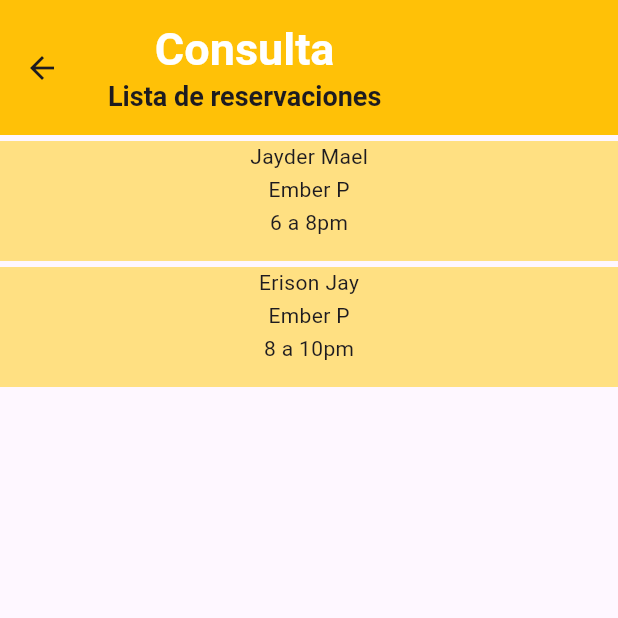
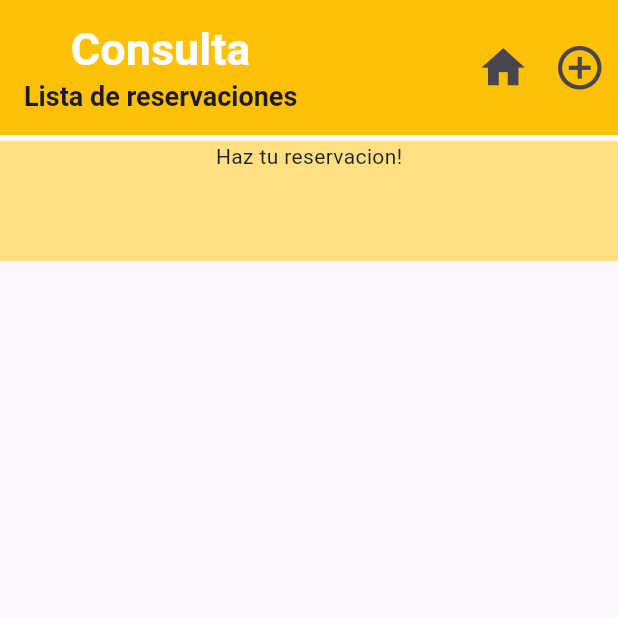
Before and after one commit to ErisonJays/restaurant_app, a Flutter app: the screen it shows after launch, after a tap on "Consultar", on a phone screen of 412 x 824 dp, the top half of it. Run offline on Flutter 3.47's test engine with Material 3 defaults, Android fonts, the phone set to English and light mode, and no system bars.

```diff
--- /dev/null
+++ b/lib/Screen/appbar/appbarconsulta.dart
@@ -0,0 +1,37 @@
+import 'package:flutter/material.dart';
+import 'package:restaurant_app/Screen/nuevaReserScreen.dart';
+
+import '../homescreen.dart';
+
+class AppBarConsulta extends StatelessWidget {
+  const AppBarConsulta({
+    super.key,
+  });
+
+  @override
+  Widget build(BuildContext context) {
+    return Row(
+      children: [
+        IconButton(
+          icon: const Icon(Icons.home,size: 35,),
+          tooltip: 'Ir a la pantalla principal',
+          onPressed: () {
+            Navigator.push(context, MaterialPageRoute(builder: (context)=>HomeScreen(),));
+          },
+
+        ),
+
+         IconButton(
+          icon: const Icon(Icons.add_circle_outline, size: 35,),
+          tooltip: 'Nueva Reservacion',
+          onPressed: () {
+            Navigator.push(context, MaterialPageRoute(builder: (context)=>NuevaReserScren(),));
+          },
+
+        ),
+
+
+      ],
+    );
+  }
+}
--- /dev/null
+++ b/lib/Screen/appbar/appbarhome.dart
@@ -0,0 +1,38 @@
+import 'package:flutter/material.dart';
+import 'package:restaurant_app/Screen/consultascreen.dart';
+
+import '../nuevaReserScreen.dart';
+
+
+class AppBarHome extends StatelessWidget {
+  const AppBarHome({
+    super.key,
+  });
+
+  @override
+  Widget build(BuildContext context) {
+    return Row(
+      children: [
+        IconButton(
+          icon: const Icon(Icons.add_circle_outline,size: 35,),
+          tooltip: 'Ir a la pantalla principal',
+          onPressed: () {
+            Navigator.push(context, MaterialPageRoute(builder: (context)=>NuevaReserScren(),));
+          },
+
+        ),
+
+         IconButton(
+          icon: const Icon(Icons.search, size: 35,),
+          tooltip: 'Nueva Reservacion',
+          onPressed: () {
+            Navigator.push(context, MaterialPageRoute(builder: (context)=>ConsultaScreen(),));
+          },
+
+        ),
+
+
+      ],
+    );
+  }
+}
--- a/lib/Screen/consultascreen.dart
+++ b/lib/Screen/consultascreen.dart
@@ -1,9 +1,13 @@
 import "package:flutter/material.dart";
+import "package:restaurant_app/Screen/emberscreen.dart";
+import "package:restaurant_app/Screen/nuevaReserScreen.dart";
 import "package:restaurant_app/data/data.dart";
 import "package:restaurant_app/estilos/estilos.dart";
 import "package:restaurant_app/widgets/listcardfeed.dart";
 
 import "../widgets/botonesprincipal.dart";
+import "appbar/appbarconsulta.dart";
+import "homescreen.dart";
 
 
 class ConsultaScreen extends StatelessWidget {
@@ -11,7 +15,7 @@ class ConsultaScreen extends StatelessWidget {
     super.key,
   });
 
-String restaurante = ember["restaurante"];
+//String restaurante = ember["restaurante"];
 int cantidadRegistro = ember.length;
 
   @override
@@ -22,15 +26,19 @@ int cantidadRegistro = ember.length;
     return Scaffold(
 
       appBar: AppBar(
+        automaticallyImplyLeading: false,
         title: const Column(
           children: [
             Text("Consulta", style: tituloStilos,),
              Text("Lista de reservaciones", style:parrafoStilos),
+
           ],
         ),
         backgroundColor: Colors.amber,
         toolbarHeight: 90,
-
+         actions: <Widget>[
+        AppBarConsulta(),
+      ],
 
       ),
 
--- a/lib/Screen/homescreen.dart
+++ b/lib/Screen/homescreen.dart
@@ -1,8 +1,11 @@
 
 import "package:flutter/material.dart";
+import "package:restaurant_app/Screen/consultascreen.dart";
 import "package:restaurant_app/estilos/estilos.dart";
 
 import "../widgets/botonesprincipal.dart";
+import "appbar/appbarhome.dart";
+import "nuevaReserScreen.dart";
 
 
 class HomeScreen extends StatelessWidget {
@@ -16,8 +19,12 @@ class HomeScreen extends StatelessWidget {
 
       appBar: AppBar(
         title: const Text("Senator App", style: tituloStilos,),
+         automaticallyImplyLeading: false, // eiminar botor por defecto de volver a pantalla
         backgroundColor: Colors.amber,
         toolbarHeight: 90,
+        actions: <Widget>[
+        AppBarHome(),
+      ],
 
 
       ),
--- a/lib/data/data.dart
+++ b/lib/data/data.dart
@@ -1,59 +1,43 @@
+
+
+//datos clientes
+
+List<Map<String, String>> ListCard = [{
+
+  "nombre":"Haz tu reservacion!",
+  "restaurante":"",
+  "horario" : "",
+
+},
+
+];
+
+//datos restaurantes
+
 Map<String, dynamic> ember = {
-"restaurante": "ember",
+"restaurante": "Ember",
 "tanda1" : 3,
 "tanda2" : 3,
 
 };
 
-const List<Map<String, String>> ListCard = [{
+Map<String, dynamic> zao = {
+"restaurante": "Zao",
+"tanda1" : 4,
+"tanda2" : 4,
 
-  "nombre":"Jayder Mael",
-  "restaurante":"Ember P",
-  "horario" : "6 a 8pm",
+};
 
-},
-{
-  "nombre":"Erison Jay",
-  "restaurante":"Ember P",
-   "horario" : "8 a 10pm"
-},
+Map<String, dynamic> grappa = {
+"restaurante": "Grappa",
+"tanda1" : 2,
+"tanda2" : 2,
 
+};
 
-];
+Map<String, dynamic> larimar = {
+"restaurante": "Larimar",
+"tanda1" : 3,
+"tanda2" : 3,
 
-
-// Map<String, dynamic> emberRegistro = {
-// "nombre": "jose",
-// "cantidad": 0,
-
-// };
-
-// Map<String, dynamic> zao =
-// {
-// "restaurante": "zao",
-// "tanda1": 4,
-// "tanda2":4
-// } ;
-
-// Map<String, dynamic> grappa =
-// {
-// "restaurante": "grappa",
-// "tanda1": 2,
-// "tanda2":2
-// };
-
-// Map<String, dynamic> larimar =
-// {
-// "restaurante": "larimar",
-// "tanda1": 3,
-// "tanda2":3
-// };
-
-
-
-
-
-// int embertanda1 = 3;
-// int embertanda2 = 3;
-
-// var nombrer = ember["nombre"];
+};
--- a/lib/main.dart
+++ b/lib/main.dart
@@ -1,5 +1,7 @@
 import 'package:flutter/material.dart';
-
+//import 'package:pdf/pdf.dart';
+//import 'package:pdf/widgets.dart' as pw;
+//import 'package:printing/printing.dart';
 import 'Screen/homescreen.dart';
 
 void main() {
@@ -13,8 +15,9 @@ class MainApp extends StatelessWidget {
   @override
   Widget build(BuildContext context) {
 
+
     return const MaterialApp(
-
+      debugShowCheckedModeBanner: false,
       home: HomeScreen(),
     );
   }
--- a/lib/widgets/cardfeed.dart
+++ b/lib/widgets/cardfeed.dart
@@ -1,6 +1,7 @@
 
 
 import 'package:flutter/material.dart';
+import 'package:restaurant_app/estilos/estilos.dart';
 import 'package:restaurant_app/widgets/horariocard.dart';
 import 'package:restaurant_app/widgets/nombrecard.dart';
 import 'package:restaurant_app/widgets/restaurantecard.dart';
@@ -24,25 +25,23 @@ class CardFeed extends StatelessWidget {
 
 
     return Container(
+
       margin: const EdgeInsets.only(top: 4),
      // padding: EdgeInsets.all(20),
       width: double.infinity, //tamano de la pagina
       height: 80,
-      decoration: BoxDecoration(color: Colors.amber[200]),
-      child:  Container(
+      decoration: BoxDecoration(color: Colors.amber[200],),
 
-        //padding: const EdgeInsets.all(10),
-        child: Column(
+      child:  Column(
        // mainAxisAlignment: MainAxisAlignment.spaceBetween,
         children: [
         //TitleCard(name: card["name"]!), // ! indica que el valor no es nulo
        NombreCardFeed(nombre: card["nombre"]!,),
        RestauranteCardFeed(restaurante: card["restaurante"]!,),
-         HorarioCardFeed(horario: card["horario"]!),
+       HorarioCardFeed(horario: card["horario"]!,),
 
 
         ],
-        ),
       )
     );
   }
--- a/lib/widgets/listcardfeed.dart
+++ b/lib/widgets/listcardfeed.dart
@@ -18,7 +18,7 @@ class ListCardFeed extends StatelessWidget {
               //EL listview.builder creara una cantidad determinada o infinita de elementos.
       itemCount: ListCard.length,
       itemBuilder: (context, index){
-      return CardFeed(
+      return  CardFeed(
         card: ListCard[index],
         );
     });
--- a/pubspec.yaml
+++ b/pubspec.yaml
@@ -21,3 +21,8 @@ flutter:
   assets:
     - assets/img/
     - assets/icon/
+
+# The following adds the Cupertino Icons font to your application.
+  # Use with the CupertinoIcons class for iOS style icons.
+ # cupertino_icons: ^1.0.2
+  printing: ^5.12.0
```
Also changed, not shown: lib/Screen/appbar/appbarreservar.dart (added, +36 -0 lines), lib/Screen/appbar/appbarrestaurantes.dart (added, +38 -0 lines), lib/Screen/emberscreen.dart (+73 -96 lines), lib/Screen/nuevareserscreen.dart (+8 -1 lines), lib/widgets/botonesrestaurant.dart (+21 -4 lines), lib/widgets/validacion.dart (added, +54 -0 lines), 1 other file. Lines whose indentation alone changed are shown as unchanged.
